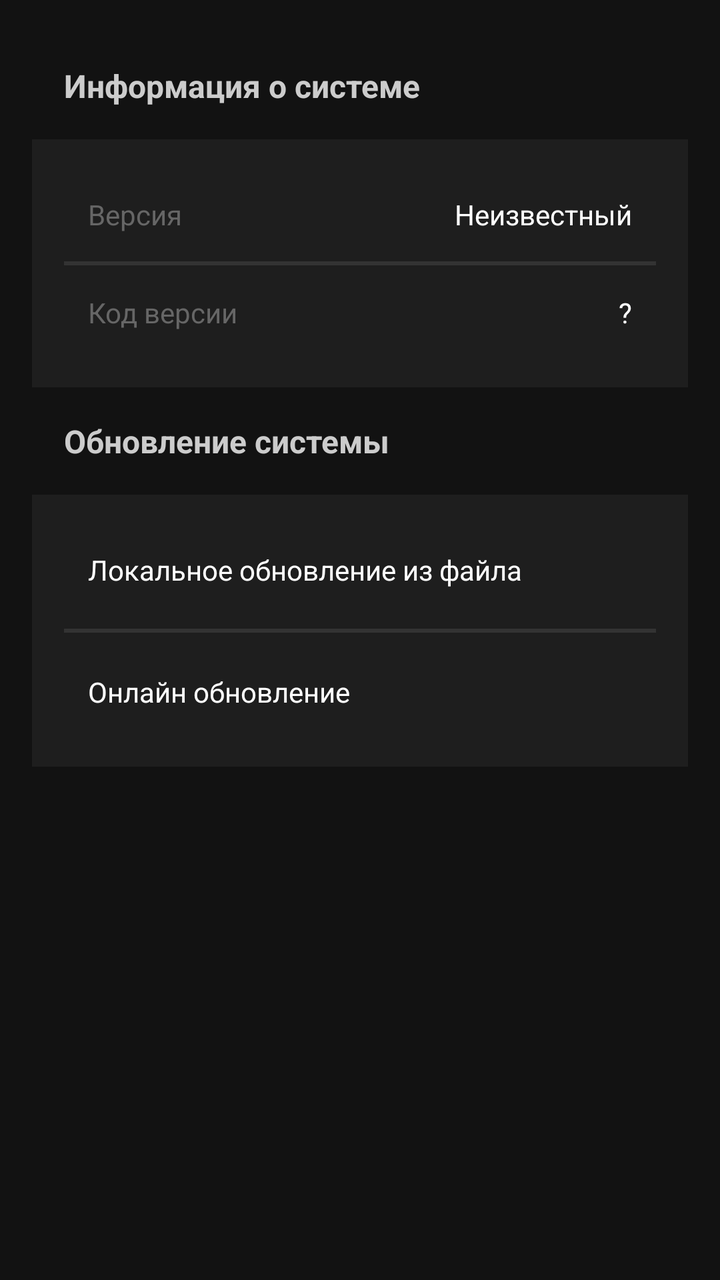
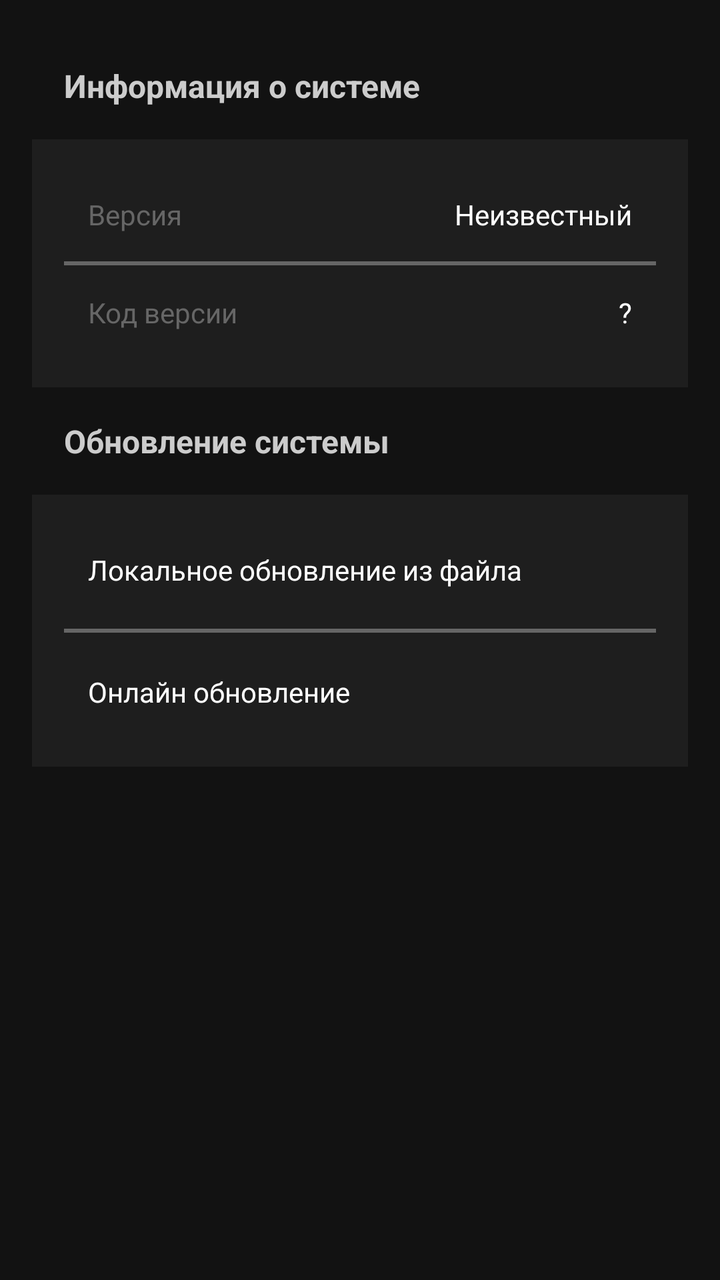

Before-and-after screenshots of an Android layout around one commit, followed by the original layout XML and the change that was made.
<!-- AndroidManifest.xml: application theme Theme.QutyLaunch -->
<!-- res/layout/fragment_settings_system.xml -->
<ScrollView xmlns:android="http://schemas.android.com/apk/res/android"
    android:layout_width="match_parent"
    android:layout_height="match_parent"
    android:background="@color/background_dark"
    android:fillViewport="true"
    android:padding="@dimen/screen_padding_horizontal">

    <LinearLayout
        android:layout_width="match_parent"
        android:layout_height="wrap_content"
        android:orientation="vertical">

        
        <TextView
            style="@style/Text.Title.Small"
            android:layout_width="match_parent"
            android:layout_height="wrap_content"
            android:padding="@dimen/spacing_l"
            android:paddingTop="@dimen/spacing_s"
            android:text="@string/system_info_title" />

        <LinearLayout
            style="@style/Card"
            android:layout_width="match_parent"
            android:layout_height="wrap_content"
            android:orientation="vertical"
            android:padding="@dimen/spacing_l">

            <LinearLayout
                android:layout_width="match_parent"
                android:layout_height="wrap_content"
                android:orientation="horizontal"
                android:padding="@dimen/spacing_m">

                <TextView
                    android:layout_width="0dp"
                    android:layout_height="wrap_content"
                    android:layout_weight="1"
                    style="@style/Text.Body.Dim"
                    android:text="@string/version_label" />

                <TextView
                    android:id="@+id/version_text"
                    android:layout_width="wrap_content"
                    android:layout_height="wrap_content"
                    style="@style/Text.Body"
                    android:text="@string/version_unknown"
                    android:textAlignment="viewEnd" />

            </LinearLayout>

            <View
                android:layout_width="match_parent"
                android:layout_height="@dimen/spacing_xxs"
                android:background="@color/divider"
                android:layout_marginVertical="@dimen/spacing_xxs" />

            <LinearLayout
                android:layout_width="match_parent"
                android:layout_height="wrap_content"
                android:orientation="horizontal"
                android:padding="@dimen/spacing_m">

                <TextView
                    android:layout_width="0dp"
                    android:layout_height="wrap_content"
                    android:layout_weight="1"
                    style="@style/Text.Body.Dim"
                    android:text="@string/version_code_label" />

                <TextView
                    android:id="@+id/version_code_text"
                    android:layout_width="wrap_content"
                    android:layout_height="wrap_content"
                    style="@style/Text.Body"
                    android:text="@string/unknown_code"
                    android:textAlignment="viewEnd" />

            </LinearLayout>

            <View
                android:id="@+id/channel_divider"
                android:layout_width="match_parent"
                android:layout_height="@dimen/spacing_xxs"
                android:background="@color/divider"
                android:layout_marginVertical="@dimen/spacing_xxs"
                android:visibility="gone" />

            <LinearLayout
                android:id="@+id/channel_container"
                android:layout_width="match_parent"
                android:layout_height="wrap_content"
                android:orientation="horizontal"
                android:padding="@dimen/spacing_m"
                android:visibility="gone">

                <TextView
                    android:layout_width="0dp"
                    android:layout_height="wrap_content"
                    android:layout_weight="1"
                    style="@style/Text.Body.Dim"
                    android:text="@string/channel_label" />

                <TextView
                    android:id="@+id/channel_text"
                    android:layout_width="wrap_content"
                    android:layout_height="wrap_content"
                    style="@style/Text.Body"
                    android:text="@string/empty"
                    android:textAlignment="viewEnd" />

            </LinearLayout>

        </LinearLayout>

        
        <TextView
            style="@style/Text.Title.Small"
            android:layout_width="match_parent"
            android:layout_height="wrap_content"
            android:padding="@dimen/spacing_l"
            android:paddingTop="@dimen/spacing_s"
            android:text="@string/update_info_title" />

        <LinearLayout
            style="@style/Card"
            android:layout_width="match_parent"
            android:layout_height="wrap_content"
            android:orientation="vertical"
            android:padding="@dimen/spacing_l">

            <LinearLayout
                android:id="@+id/install_from_file_button"
                android:layout_width="match_parent"
                android:layout_height="wrap_content"
                android:orientation="horizontal"
                android:padding="@dimen/spacing_m"
                android:background="?android:attr/selectableItemBackground"
                android:gravity="center_vertical">

                <TextView
                    android:layout_width="0dp"
                    android:layout_height="wrap_content"
                    android:layout_weight="1"
                    style="@style/Text.Body"
                    android:text="@string/install_from_file" />

                <TextView
                    android:id="@+id/install_status"
                    android:layout_width="wrap_content"
                    android:layout_height="wrap_content"
                    style="@style/Text.Small"
                    android:text="@string/empty"
                    android:textColor="@color/status_granted"
                    android:visibility="gone" />

            </LinearLayout>

            <View
                android:layout_width="match_parent"
                android:layout_height="@dimen/spacing_xxs"
                android:background="@color/divider"
                android:layout_marginVertical="@dimen/spacing_s" />

            <LinearLayout
                android:id="@+id/check_update_button"
                android:layout_width="match_parent"
                android:layout_height="wrap_content"
                android:orientation="horizontal"
                android:padding="@dimen/spacing_m"
                android:background="?android:attr/selectableItemBackground"
                android:gravity="center_vertical">

                <TextView
                    android:layout_width="0dp"
                    android:layout_height="wrap_content"
                    android:layout_weight="1"
                    style="@style/Text.Body"
                    android:text="@string/check_updates_online_button" />

                <TextView
                    android:id="@+id/update_status"
                    android:layout_width="wrap_content"
                    android:layout_height="wrap_content"
                    style="@style/Text.Small"
                    android:text="@string/empty"
                    android:textColor="@color/status_granted"
                    android:visibility="gone" />

            </LinearLayout>

        </LinearLayout>

    </LinearLayout>

</ScrollView>
<!-- resources referenced by this layout -->
<resources>
  <color name="divider">#333333</color>
  <style name="Card">
          <item name="android:layout_width">match_parent</item>
          <item name="android:layout_height">wrap_content</item>
          <item name="android:background">@color/background_card</item>
          <item name="android:padding">@dimen/card_padding</item>
      </style>
  <style name="Text.Body.Dim" parent="Text">
          <item name="android:textSize">@dimen/text_m</item>
          <item name="android:textColor">@color/text_dim</item>
      </style>
  <style name="Text.Small" parent="Text">
          <item name="android:textSize">@dimen/text_s</item>
          <item name="android:textColor">@color/text_dim</item>
      </style>
  <style name="Text.Title.Small" parent="Text.Title">
          <item name="android:textSize">@dimen/title_small</item>
          <item name="android:textColor">@color/text_secondary</item>
      </style>
  <style name="Theme.QutyLaunch" parent="Theme.AppCompat.NoActionBar">
          
          <item name="android:navigationBarColor">@android:color/transparent</item>
          <item name="android:statusBarColor">@android:color/transparent</item>
  
          
          <item name="android:windowLayoutInDisplayCutoutMode">shortEdges</item>
  
          
          <item name="android:fitsSystemWindows">false</item>
  
          
          <item name="android:windowDrawsSystemBarBackgrounds">true</item>
      </style>
  <style name="Text">
          <item name="android:textSize">@dimen/text_m</item>
          <item name="android:textColor">@color/text_primary</item>
      </style>
  <style name="Text.Title">
          <item name="android:textColor">@color/text_primary</item>
          <item name="android:textStyle">bold</item>
      </style>
  <!-- unchanged entries left out for length: 26 -->
</resources>

<!-- the commit's change to res/layout/fragment_settings_system.xml (unified diff, before → after) -->
@@ -1,7 +1,7 @@
 <ScrollView xmlns:android="http://schemas.android.com/apk/res/android"
     android:layout_width="match_parent"
     android:layout_height="match_parent"
-    android:background="@color/background_dark"
+    android:background="?android:attr/colorBackground"
     android:fillViewport="true"
     android:padding="@dimen/screen_padding_horizontal">
 
@@ -52,7 +52,7 @@
             <View
                 android:layout_width="match_parent"
                 android:layout_height="@dimen/spacing_xxs"
-                android:background="@color/divider"
+                android:background="?attr/textDimColor"
                 android:layout_marginVertical="@dimen/spacing_xxs" />
 
             <LinearLayout
@@ -82,7 +82,7 @@
                 android:id="@+id/channel_divider"
                 android:layout_width="match_parent"
                 android:layout_height="@dimen/spacing_xxs"
-                android:background="@color/divider"
+                android:background="?attr/textDimColor"
                 android:layout_marginVertical="@dimen/spacing_xxs"
                 android:visibility="gone" />
 
@@ -159,7 +159,7 @@
             <View
                 android:layout_width="match_parent"
                 android:layout_height="@dimen/spacing_xxs"
-                android:background="@color/divider"
+                android:background="?attr/textDimColor"
                 android:layout_marginVertical="@dimen/spacing_s" />
 
             <LinearLayout
<!-- resource entries referenced after the edit -->
@@ -1,23 +1,22 @@
 <!-- resources referenced by this layout -->
 <resources>
-  <color name="divider">#333333</color>
   <style name="Card">
           <item name="android:layout_width">match_parent</item>
           <item name="android:layout_height">wrap_content</item>
-          <item name="android:background">@color/background_card</item>
+          <item name="android:background">?attr/colorSurface</item>
           <item name="android:padding">@dimen/card_padding</item>
       </style>
   <style name="Text.Body.Dim" parent="Text">
           <item name="android:textSize">@dimen/text_m</item>
-          <item name="android:textColor">@color/text_dim</item>
+          <item name="android:textColor">?attr/textDimColor</item>
       </style>
   <style name="Text.Small" parent="Text">
           <item name="android:textSize">@dimen/text_s</item>
-          <item name="android:textColor">@color/text_dim</item>
+          <item name="android:textColor">?attr/textDimColor</item>
       </style>
   <style name="Text.Title.Small" parent="Text.Title">
           <item name="android:textSize">@dimen/title_small</item>
-          <item name="android:textColor">@color/text_secondary</item>
+          <item name="android:textColor">?attr/textSecondaryColor</item>
       </style>
   <style name="Theme.QutyLaunch" parent="Theme.AppCompat.NoActionBar">
           
@@ -32,15 +31,66 @@
   
           
           <item name="android:windowDrawsSystemBarBackgrounds">true</item>
+  
+          
+          
+          
+  
+          
+          <item name="colorPrimary">@color/scheme_teal_primary</item>
+          <item name="colorPrimaryDark">@color/scheme_teal_primary</item>
+          <item name="colorAccent">@color/scheme_teal_accent</item>
+  
+          
+          <item name="colorControlNormal">@color/text_dim</item>
+          <item name="colorControlActivated">@color/scheme_teal_primary</item>
+          <item name="colorControlHighlight">@color/scheme_teal_primary</item>
+  
+          
+          <item name="colorButtonNormal">@color/scheme_teal_primary</item>
+  
+          
+          <item name="colorPrimarySurface">@color/scheme_teal_primary</item>
+          <item name="colorOnPrimary">@color/text_primary</item>
+          <item name="colorSurface">@color/background_card</item>
+          <item name="colorOnSurface">@color/text_primary</item>
+          <item name="android:colorBackground">@color/background_dark</item>
+  
+          
+          <item name="buttonPrimaryColor">@color/scheme_teal_primary</item>
+          <item name="buttonSecondaryColor">@color/button_secondary</item>
+          <item name="buttonDangerColor">@color/button_danger</item>
+          <item name="buttonWarningColor">@color/button_warning</item>
+          <item name="buttonClearCacheColor">@color/button_clear_cache</item>
+          <item name="tabIndicatorColor">@color/scheme_teal_primary</item>
+          <item name="tabRippleColor">@color/scheme_teal_primary</item>
+          <item name="shellActiveBackgroundColor">@color/scheme_teal_primary</item>
+          <item name="textErrorColor">@color/text_error</item>
+          <item name="textPrimaryColor">@color/text_primary</item>
+          <item name="textSecondaryColor">@color/text_secondary</item>
+          <item name="textHintColor">@color/text_hint</item>
+          <item name="textMutedColor">@color/text_muted</item>
+          <item name="textDimColor">@color/text_dim</item>
+          <item name="statusWarningColor">@color/status_warning</item>
       </style>
   <style name="Text">
           <item name="android:textSize">@dimen/text_m</item>
-          <item name="android:textColor">@color/text_primary</item>
+          <item name="android:textColor">?attr/textPrimaryColor</item>
       </style>
   <style name="Text.Title">
-          <item name="android:textColor">@color/text_primary</item>
+          <item name="android:textColor">?attr/textPrimaryColor</item>
           <item name="android:textStyle">bold</item>
       </style>
+  <color name="scheme_teal_primary">#009688</color>
+  <color name="scheme_teal_accent">#4CAF50</color>
+  <color name="button_secondary">#4A4A4A</color>
+  <color name="button_danger">#D32F2F</color>
+  <color name="button_warning">#FF9800</color>
+  <color name="button_clear_cache">#FF6F00</color>
+  <color name="text_error">#FF6B6B</color>
+  <color name="text_hint">#AAAAAA</color>
+  <color name="text_muted">#888888</color>
+  <color name="status_warning">#FF9800</color>
   <!-- unchanged entries left out for length: 26 -->
 </resources>
 
